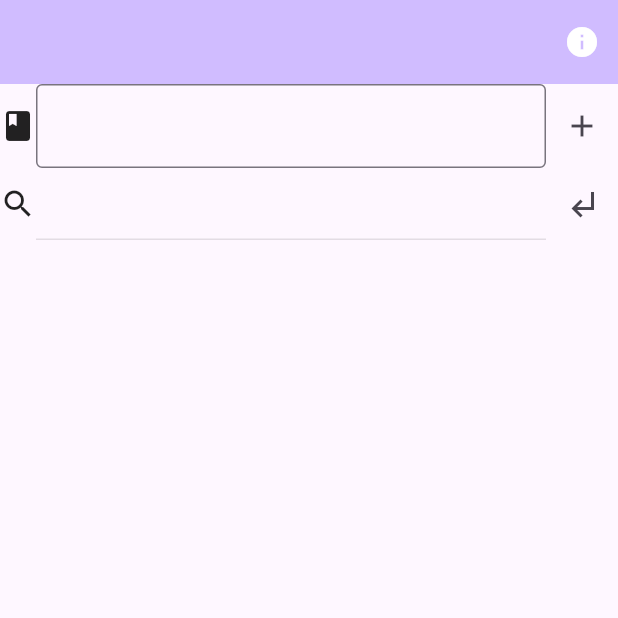
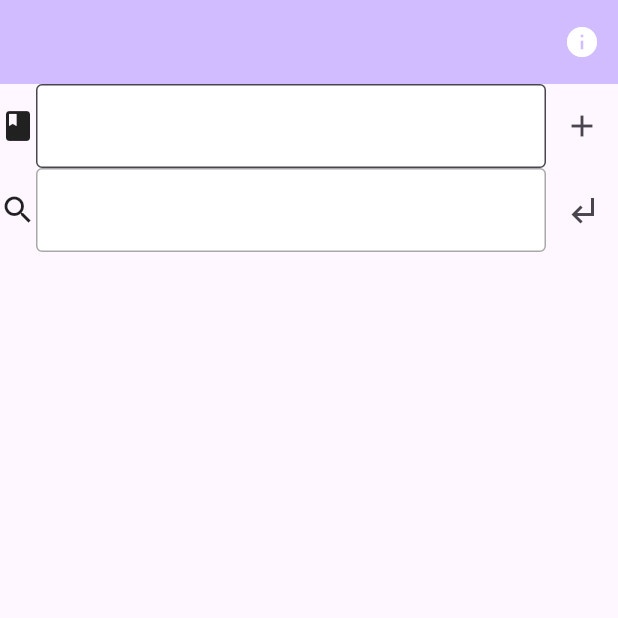
Before and after one commit to Junology/monolingual, a Flutter app: the screen it shows after launch, on a phone screen of 412 x 824 dp, the top half of it. Run offline on Flutter 3.47's test engine with Material 3 defaults, Android fonts, the phone set to English and light mode, and no system bars; our stand-ins replace package_info_plus, sqflite_common_ffi; accounts and stored records are empty; statements that could not run were skipped.

Commit message:
feat: InputDecoration is configurable for TextFilterWidget and WordInputField

```diff
--- a/lib/ui/text_filter_widget.dart
+++ b/lib/ui/text_filter_widget.dart
@@ -20,6 +20,7 @@ class TextFilterWidget extends StatefulWidget {
   final FocusNode? focusNode;
   final VoidCallback? onSubmitted;
   final bool autoFocus;
+  final InputDecoration? inputDecoration;
 
   const TextFilterWidget({
     super.key,
@@ -29,6 +30,11 @@ class TextFilterWidget extends StatefulWidget {
     this.focusNode,
     this.onSubmitted,
     this.autoFocus = false,
+    this.inputDecoration = const InputDecoration(
+      fillColor: Colors.white,
+      filled: true,
+      border: OutlineInputBorder(),
+    ),
   });
 
   @override
@@ -39,6 +45,7 @@ class _TextFilterWidgetState extends State<TextFilterWidget> {
   late ValueNotifier<Iterable<String>> _filteredItemsNotifier;
   late FocusNode _focusNode;
   late TextEditingController _textEditingController;
+  late InputDecoration? _inputDecoration;
   bool _validInput = true;
 
   @override
@@ -48,6 +55,7 @@ class _TextFilterWidgetState extends State<TextFilterWidget> {
         widget.filteredItemsNotifier ?? ValueNotifier(widget.items);
     _focusNode = widget.focusNode ?? FocusNode();
     _textEditingController = TextEditingController();
+    _inputDecoration = widget.inputDecoration;
   }
 
   @override
@@ -66,6 +74,9 @@ class _TextFilterWidgetState extends State<TextFilterWidget> {
         _focusNode.dispose();
       }
       _focusNode = widget.focusNode ?? FocusNode();
+    }
+    if (widget.inputDecoration != oldWidget.inputDecoration) {
+      _inputDecoration = widget.inputDecoration;
     }
   }
 
@@ -123,8 +134,7 @@ class _TextFilterWidgetState extends State<TextFilterWidget> {
               controller: textEditingController,
               focusNode: focusNode,
               autofocus: widget.autoFocus,
-              decoration: InputDecoration(
-                border: OutlineInputBorder(),
+              decoration: _inputDecoration?.copyWith(
                 error: _validInput
                     ? null
                     : const Icon(Icons.error, size: 16, color: Colors.red),
--- a/lib/ui/word_input_widget.dart
+++ b/lib/ui/word_input_widget.dart
@@ -9,6 +9,7 @@ class WordInputField extends StatefulWidget {
   final FocusNode? focusNode;
   final void Function(String word, String? dictionaryName)? onSubmitted;
   final bool autofocus;
+  final InputDecoration? inputDecoration;
 
   const WordInputField({
     super.key,
@@ -19,6 +20,11 @@ class WordInputField extends StatefulWidget {
     this.focusNode,
     this.onSubmitted,
     this.autofocus = false,
+    this.inputDecoration = const InputDecoration(
+      fillColor: Colors.white,
+      filled: true,
+      border: OutlineInputBorder(),
+    ),
   });
 
   @override
@@ -29,6 +35,7 @@ class _WordInputFieldState extends State<WordInputField> {
   late TextEditingController _textEditingController;
   late ValueNotifier<String?> _dictionaryNameNotifier;
   late FocusNode _focusNode;
+  late InputDecoration? _inputDecoration;
 
   late Map<String, Iterable<String> Function(String)> _wordIndexMap;
 
@@ -43,6 +50,7 @@ class _WordInputFieldState extends State<WordInputField> {
     _wordIndexMap = Map<String, Iterable<String> Function(String)>.from(
       widget.wordIndexMap,
     );
+    _inputDecoration = widget.inputDecoration;
   }
 
   @override
@@ -67,6 +75,9 @@ class _WordInputFieldState extends State<WordInputField> {
         _focusNode.dispose();
       }
       _focusNode = widget.focusNode ?? FocusNode();
+    }
+    if (widget.inputDecoration != oldWidget.inputDecoration) {
+      _inputDecoration = widget.inputDecoration;
     }
     // TODO: Detect change of [wordIndexMap] properly
     const mapEquality = MapEquality();
@@ -206,7 +217,7 @@ class _WordInputFieldState extends State<WordInputField> {
                   widget.onSubmitted?.call(value, dictionaryName);
                 }
               },
-              decoration: InputDecoration(
+              decoration: _inputDecoration?.copyWith(
                 suffix: _buildDictionaryNameSuffix(context, dictionaryName),
               ),
               enabled: _wordIndexMap.isNotEmpty,
```
